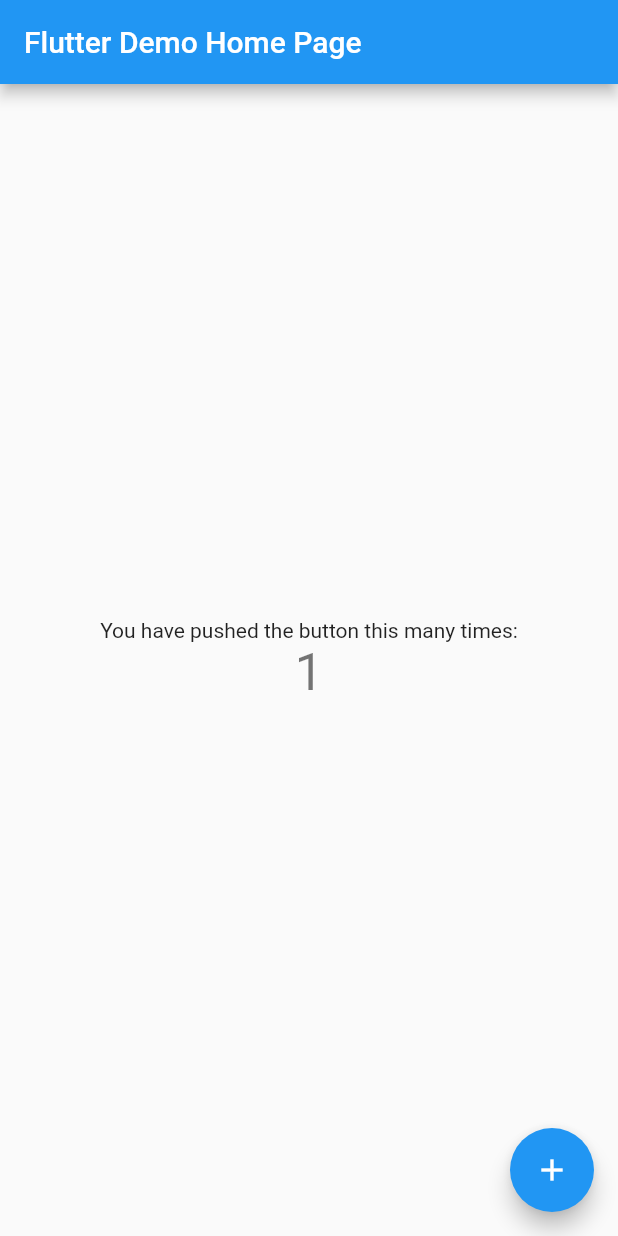
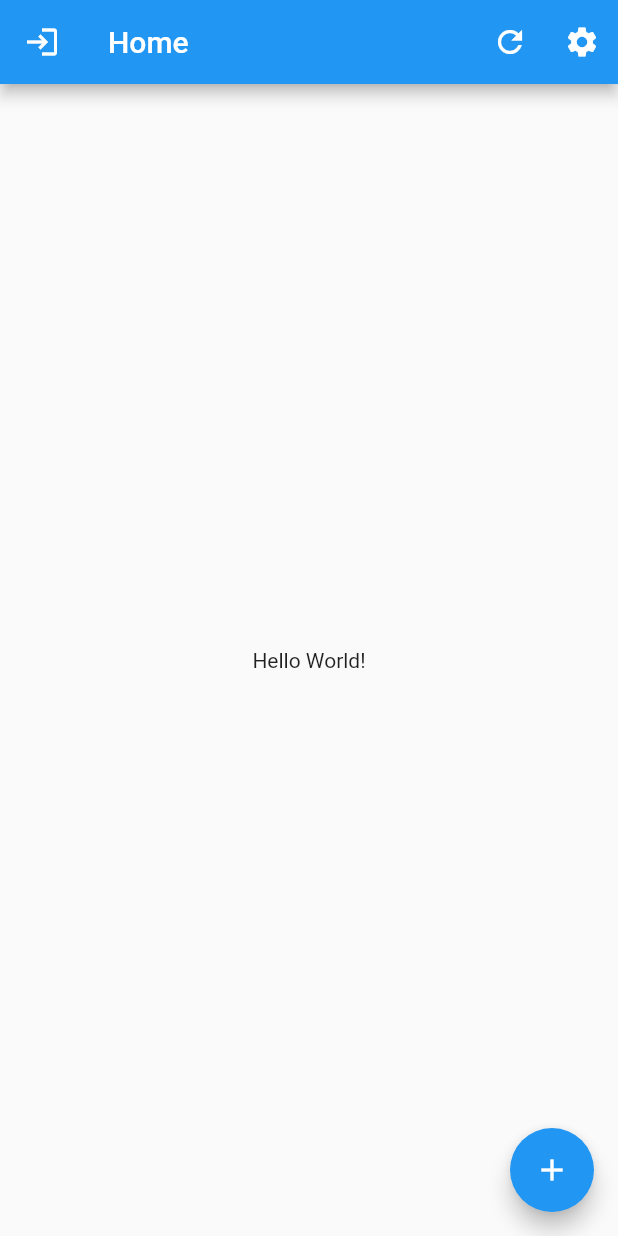
Before and after one commit to VEmpink/VEGA, a Flutter app: the screen it shows after launch, after a tap on the "add" icon, on a phone screen of 412 x 824 dp. Run offline on Flutter 3.47's test engine with Material 2 defaults, Android fonts, the phone set to English and light mode, and no system bars.

Commit message:
Initial Home Screen

```diff
--- a/lib/main.dart
+++ b/lib/main.dart
@@ -1,117 +1,18 @@
 import 'package:flutter/material.dart';
+import 'src/screens/home.dart';
 
 void main() {
-  runApp(MyApp());
+  runApp(VEGA());
 }
 
-class MyApp extends StatelessWidget {
+class VEGA extends StatelessWidget {
   // This widget is the root of your application.
   @override
   Widget build(BuildContext context) {
     return MaterialApp(
-      title: 'Flutter Demo',
-      theme: ThemeData(
-        // This is the theme of your application.
-        //
-        // Try running your application with "flutter run". You'll see the
-        // application has a blue toolbar. Then, without quitting the app, try
-        // changing the primarySwatch below to Colors.green and then invoke
-        // "hot reload" (press "r" in the console where you ran "flutter run",
-        // or simply save your changes to "hot reload" in a Flutter IDE).
-        // Notice that the counter didn't reset back to zero; the application
-        // is not restarted.
-        primarySwatch: Colors.blue,
-        // This makes the visual density adapt to the platform that you run
-        // the app on. For desktop platforms, the controls will be smaller and
-        // closer together (more dense) than on mobile platforms.
-        visualDensity: VisualDensity.adaptivePlatformDensity,
-      ),
-      home: MyHomePage(title: 'Flutter Demo Home Page'),
+      debugShowCheckedModeBanner: false,
+      title: 'Home',
+      home: Home(),
     );
   }
 }
-
-class MyHomePage extends StatefulWidget {
-  MyHomePage({Key key, this.title}) : super(key: key);
-
-  // This widget is the home page of your application. It is stateful, meaning
-  // that it has a State object (defined below) that contains fields that affect
-  // how it looks.
-
-  // This class is the configuration for the state. It holds the values (in this
-  // case the title) provided by the parent (in this case the App widget) and
-  // used by the build method of the State. Fields in a Widget subclass are
-  // always marked "final".
-
-  final String title;
-
-  @override
-  _MyHomePageState createState() => _MyHomePageState();
-}
-
-class _MyHomePageState extends State<MyHomePage> {
-  int _counter = 0;
-
-  void _incrementCounter() {
-    setState(() {
-      // This call to setState tells the Flutter framework that something has
-      // changed in this State, which causes it to rerun the build method below
-      // so that the display can reflect the updated values. If we changed
-      // _counter without calling setState(), then the build method would not be
-      // called again, and so nothing would appear to happen.
-      _counter++;
-    });
-  }
-
-  @override
-  Widget build(BuildContext context) {
-    // This method is rerun every time setState is called, for instance as done
-    // by the _incrementCounter method above.
-    //
-    // The Flutter framework has been optimized to make rerunning build methods
-    // fast, so that you can just rebuild anything that needs updating rather
-    // than having to individually change instances of widgets.
-    return Scaffold(
-      appBar: AppBar(
-        // Here we take the value from the MyHomePage object that was created by
-        // the App.build method, and use it to set our appbar title.
-        title: Text(widget.title),
-      ),
-      body: Center(
-        // Center is a layout widget. It takes a single child and positions it
-        // in the middle of the parent.
-        child: Column(
-          // Column is also a layout widget. It takes a list of children and
-          // arranges them vertically. By default, it sizes itself to fit its
-          // children horizontally, and tries to be as tall as its parent.
-          //
-          // Invoke "debug painting" (press "p" in the console, choose the
-          // "Toggle Debug Paint" action from the Flutter Inspector in Android
-          // Studio, or the "Toggle Debug Paint" command in Visual Studio Code)
-          // to see the wireframe for each widget.
-          //
-          // Column has various properties to control how it sizes itself and
-          // how it positions its children. Here we use mainAxisAlignment to
-          // center the children vertically; the main axis here is the vertical
-          // axis because Columns are vertical (the cross axis would be
-          // horizontal).
-          mainAxisAlignment: MainAxisAlignment.center,
-          children: <Widget>[
-            Text(
-              'You have pushed the button this many times:',
-            ),
-            Text(
-              '$_counter',
-              style: Theme.of(context).textTheme.headline4,
-            ),
-          ],
-        ),
-      ),
-      floatingActionButton: FloatingActionButton(
-        onPressed: _incrementCounter,
-        tooltip: 'Increment',
-        child: Icon(Icons.add),
-      ), // This trailing comma makes auto-formatting nicer for build methods.
-    );
-  }
-}
--- /dev/null
+++ b/lib/src/screens/home.dart
@@ -0,0 +1,24 @@
+import 'package:flutter/material.dart';
+
+class Home extends StatelessWidget {
+  @override
+  Widget build(BuildContext context) {
+    return Scaffold(
+      appBar: AppBar(
+        leading: IconButton(icon: Icon(Icons.login_outlined), onPressed: () {}),
+        title: Text('Home'),
+        actions: [
+          IconButton(icon: Icon(Icons.refresh), onPressed: () {}),
+          IconButton(icon: Icon(Icons.settings), onPressed: () {})
+        ],
+      ),
+      body: Center(
+        child: Text("Hello World!"),
+      ),
+      floatingActionButton: FloatingActionButton(
+        child: Icon(Icons.add),
+        onPressed: () {},
+      ),
+    );
+  }
+}
```
Also changed, not shown: 2 other files.
